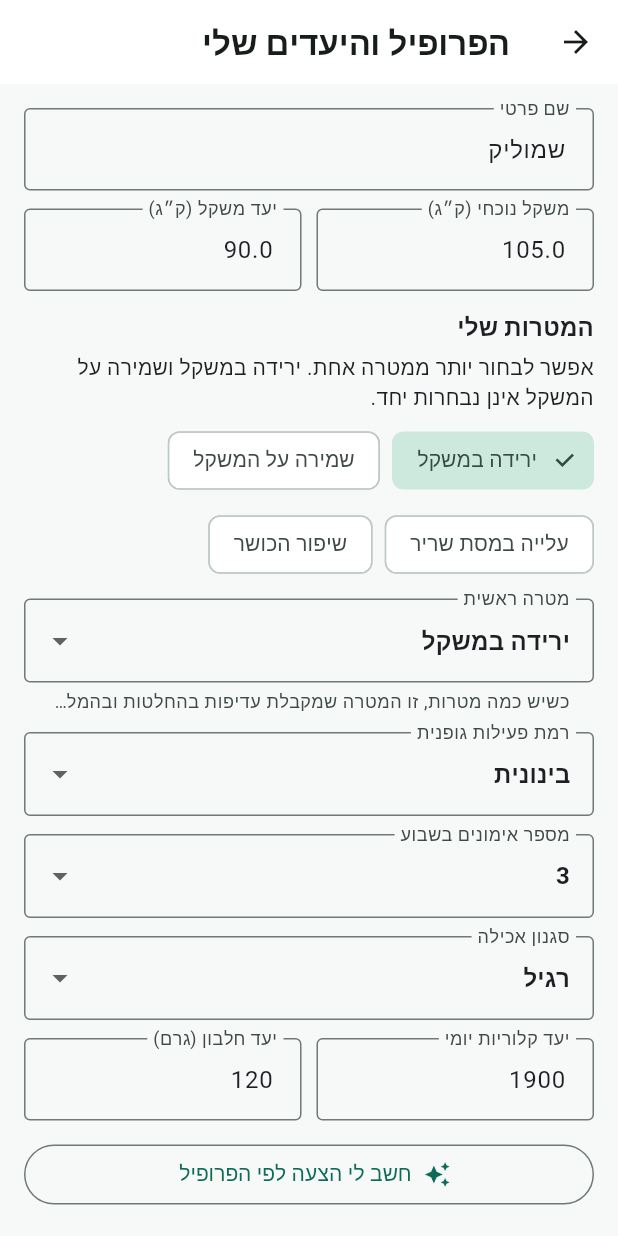
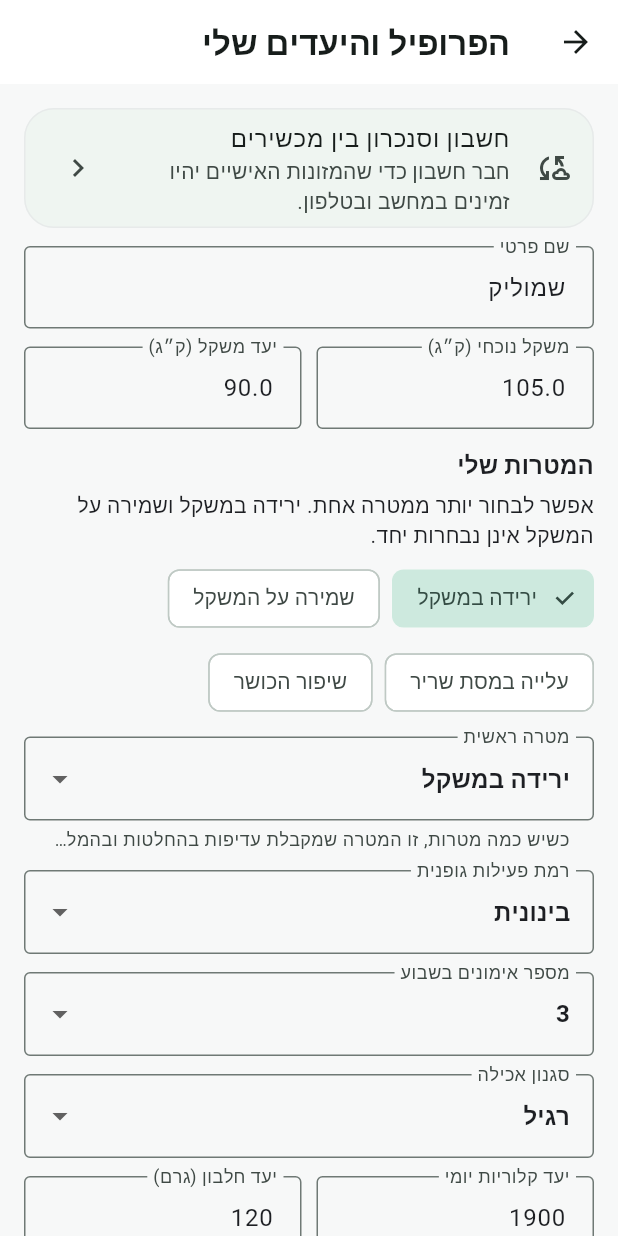
Before and after one commit to shmulik33-star/healthy-lifestyle-app, a Flutter app: the screen it shows after launch, after a tap on the "person outline" icon, on a phone screen of 412 x 824 dp. Run offline on Flutter 3.47's test engine with Material 3 defaults, Android fonts, the phone set to English and light mode, and no system bars; our stand-ins replace image_picker, shared_preferences, supabase_flutter; accounts and stored records are empty.

Commit message:
Cloud sync: expose account sync from profile

```diff
--- a/lib/features/profile/profile_screen.dart
+++ b/lib/features/profile/profile_screen.dart
@@ -1,5 +1,6 @@
 import 'package:flutter/material.dart';
 import '../../shared/models/app_state.dart';
+import 'cloud_sync_screen.dart';
 import 'profile_goals_store.dart';
 
 class ProfileScreen extends StatefulWidget {
@@ -102,6 +103,21 @@ class _ProfileScreenState extends State<ProfileScreen> {
       body:ListView(
         padding:const EdgeInsets.all(16),
         children:[
+          Card(
+            child:ListTile(
+              leading:const Icon(Icons.cloud_sync_outlined),
+              title:const Text('חשבון וסנכרון בין מכשירים'),
+              subtitle:const Text(
+                'חבר חשבון כדי שהמזונות האישיים יהיו זמינים במחשב ובטלפון.',
+              ),
+              trailing:const Icon(Icons.chevron_left),
+              onTap:()=>Navigator.push(
+                context,
+                MaterialPageRoute(builder:(_)=>CloudSyncScreen(state:s)),
+              ),
+            ),
+          ),
+          const SizedBox(height:12),
           _f(name!,'שם פרטי'),
           Row(children:[
             Expanded(child:_f(weight!,'משקל נוכחי (ק״ג)',number:true)),
```
